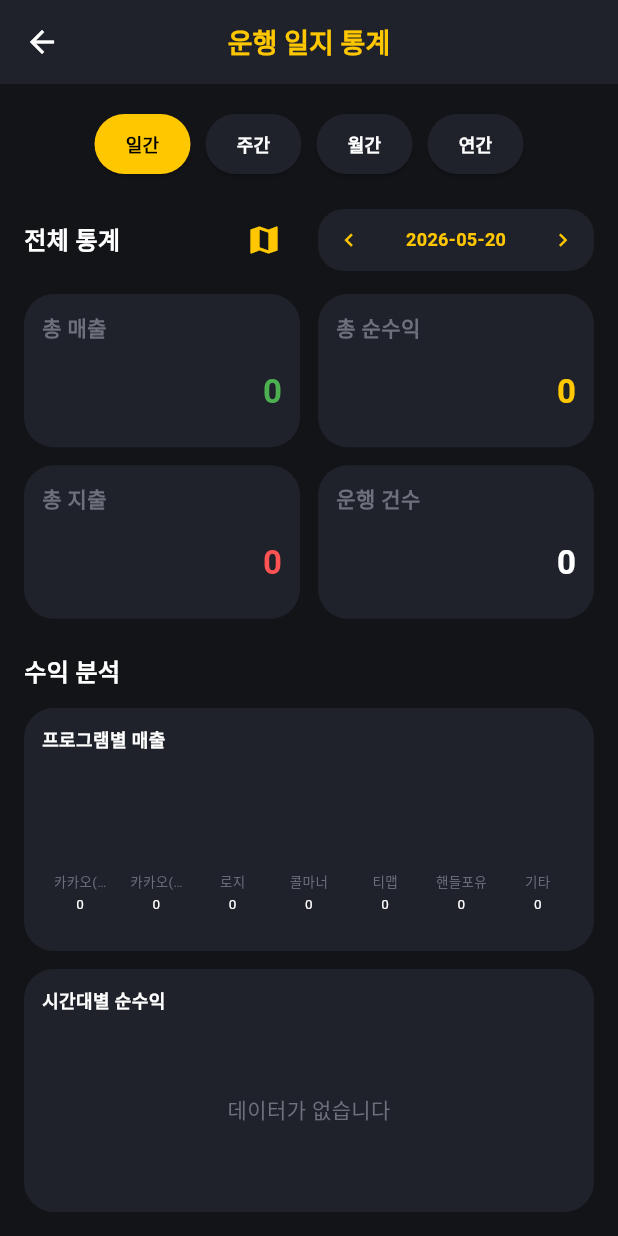
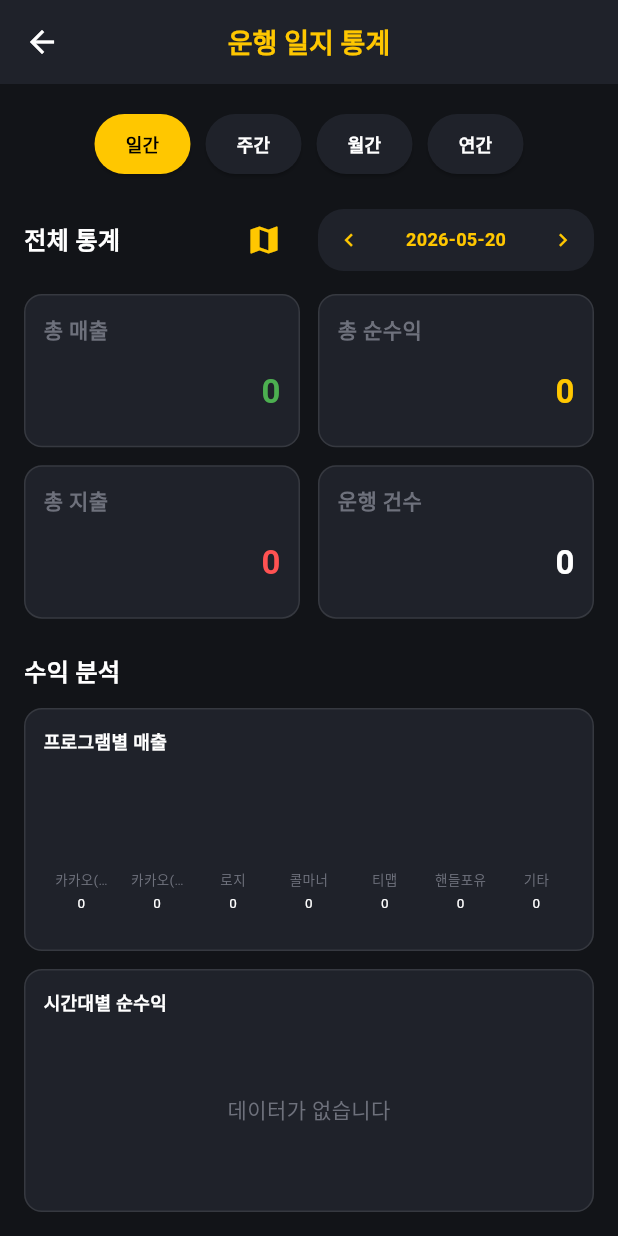
Before and after one commit to KIRA-hym/DbrosApp, a Flutter app: the StatsPage screen opened directly, on a phone screen of 412 x 824 dp. Run offline on Flutter 3.47's test engine with Material 3 defaults, Android fonts, the phone set to English and light mode, and no system bars; our stand-ins replace fl_chart, geocoding, geolocator, google_maps_flutter, image_picker, package_info_plus and 6 more; missing offline and left inert: android_intent_plus, flutter_file_dialog, flutter_overlay_window, google_mlkit_text_recognition, receive_sharing_intent, webview_flutter_android; accounts and stored records are empty; network calls fail; Roboto replaces fonts that are missing (GmarketSans); statements that could not run were skipped.

Commit message:
feat: 통계 펼침 좌측 레이아웃·섹션 테두리 스타일 통일
공통 UI (작성 화면 input group과 동일)
- lib/widgets/bordered_section.dart: 배경 #1F222A, radius 12, 테두리 white10 (신규)
- lib/screens/home_page.dart: 오늘 요약·퀵액션·최근일지·유튜브 카드에 테두리 적용
- lib/widgets/home_daily_charts_panel.dart: 일별 차트 카드 테두리 적용
- lib/screens/stats_page.dart: 통계 카드·차트 패널 테두리 적용
- lib/screens/settings_page.dart: 설정 그룹·버전·백업 등 카드 테두리 적용

통계 (펼침 expanded)
- lib/screens/stats_page.dart: 왼쪽 열 — 「전체 통계」·지도+조회조건 우측 정렬
- 총매출/총순수익/총지출/근무일수·운행건수(또는 운행건수)를 둥근 테두리 카드 4장 세로 배치, 카드 안 제목 좌·금액 우
- 오른쪽 열: 수익 분석 + 그래프 2개 상하 (BorderedSection)
- 접힌·일반: 2×2 통계 그리드 + 차트는 기존 구조 유지, 테두리만 통일

Co-authored-by: Cursor <cursoragent@cursor.com>

```diff
--- a/lib/screens/stats_page.dart
+++ b/lib/screens/stats_page.dart
@@ -7,6 +7,7 @@ import 'package:http/http.dart' as http;
 import 'package:intl/intl.dart';
 import '../services/db_helper.dart';
 import '../config/feature_flags.dart';
+import '../widgets/bordered_section.dart';
 import '../utils/responsive_layout.dart';
 import '../widgets/responsive_body.dart';
 
@@ -611,25 +612,11 @@ class _StatsPageState extends State<StatsPage> {
                             children: [
                               Expanded(
                                 flex: 5,
-                                child: Column(
-                                  crossAxisAlignment: CrossAxisAlignment.stretch,
-                                  children: [
-                                    _buildStatsHeaderRow(
-                                      compact: compact,
+                                child: _buildExpandedStatsLeftColumn(
                                   sectionTitleFontSize: sectionTitleFontSize,
-                                    ),
-                                    SizedBox(height: gapMd),
-                                    Expanded(
-                                      child: GridView.count(
-                                        crossAxisCount: 2,
-                                        crossAxisSpacing: cardGap,
-                                        mainAxisSpacing: cardGap,
-                                        childAspectRatio: 1.35,
-                                        physics: const NeverScrollableScrollPhysics(),
-                                        children: statCards,
-                                      ),
-                                    ),
-                                  ],
+                                  statCardTitleFontSize: statCardTitleFontSize,
+                                  statCardValueFontSize: statCardValueFontSize,
+                                  cardGap: cardGap,
                                 ),
                               ),
                               SizedBox(width: gapMd),
@@ -649,9 +636,13 @@ class _StatsPageState extends State<StatsPage> {
                                       ),
                                     ),
                                     SizedBox(height: gapBetweenCharts),
-                                    Expanded(child: _buildProgramChart(chartTitleFontSize)),
+                                    Expanded(
+                                      child: _buildChartPanel(_buildProgramChart(chartTitleFontSize)),
+                                    ),
                                     SizedBox(height: gapBetweenCharts),
-                                    Expanded(child: _buildSecondChart(chartTitleFontSize)),
+                                    Expanded(
+                                      child: _buildChartPanel(_buildSecondChart(chartTitleFontSize)),
+                                    ),
                                   ],
                                 ),
                               ),
@@ -693,16 +684,24 @@ class _StatsPageState extends State<StatsPage> {
                               ? Row(
                                   crossAxisAlignment: CrossAxisAlignment.stretch,
                                   children: [
-                                    Expanded(child: _buildProgramChart(chartTitleFontSize)),
+                                    Expanded(
+                                      child: _buildChartPanel(_buildProgramChart(chartTitleFontSize)),
+                                    ),
                                     SizedBox(width: gapBetweenCharts),
-                                    Expanded(child: _buildSecondChart(chartTitleFontSize)),
+                                    Expanded(
+                                      child: _buildChartPanel(_buildSecondChart(chartTitleFontSize)),
+                                    ),
                                   ],
                                 )
                               : Column(
                                   children: [
-                                    Expanded(child: _buildProgramChart(chartTitleFontSize)),
+                                    Expanded(
+                                      child: _buildChartPanel(_buildProgramChart(chartTitleFontSize)),
+                                    ),
                                     SizedBox(height: gapBetweenCharts),
-                                    Expanded(child: _buildSecondChart(chartTitleFontSize)),
+                                    Expanded(
+                                      child: _buildChartPanel(_buildSecondChart(chartTitleFontSize)),
+                                    ),
                                   ],
                                 ),
                         ),
@@ -794,17 +793,47 @@ class _StatsPageState extends State<StatsPage> {
     );
   }
 
-  Widget _buildStatsHeaderRow({
-    required bool compact,
+  Widget _buildExpandedStatsLeftColumn({
     required double sectionTitleFontSize,
+    required double statCardTitleFontSize,
+    required double statCardValueFontSize,
+    required double cardGap,
   }) {
-    return Row(
-      crossAxisAlignment: CrossAxisAlignment.center,
-      children: [
-        Expanded(
-          child: Row(
-            children: [
-              Expanded(
+    final metrics = <({String title, String value, Color color})>[
+      (
+        title: '총 매출',
+        value: NumberFormat('#,###').format(_stats['totalRevenue'] ?? 0),
+        color: Colors.green,
+      ),
+      (
+        title: '총 순수익',
+        value: NumberFormat('#,###').format(_stats['totalNet'] ?? 0),
+        color: const Color(0xFFFFC700),
+      ),
+      (
+        title: '총 지출',
+        value: NumberFormat('#,###').format(_stats['totalExpenses'] ?? 0),
+        color: const Color(0xFFFF5252),
+      ),
+      if (_selectedPeriod != '일간')
+        (
+          title: '근무일수 / 운행건수',
+          value: '${_stats['workDays'] ?? 0} / ${_stats['totalCount'] ?? 0}',
+          color: Colors.white,
+        )
+      else
+        (
+          title: '운행 건수',
+          value: '${_stats['totalCount'] ?? 0}',
+          color: Colors.white,
+        ),
+    ];
+
+    return Column(
+      crossAxisAlignment: CrossAxisAlignment.stretch,
+      children: [
+        Align(
+          alignment: Alignment.centerRight,
           child: Text(
             '전체 통계',
             maxLines: 1,
@@ -817,6 +846,114 @@ class _StatsPageState extends State<StatsPage> {
             ),
           ),
         ),
+        const SizedBox(height: 8),
+        Align(
+          alignment: Alignment.centerRight,
+          child: Row(
+            mainAxisSize: MainAxisSize.min,
+            children: [
+              if (kMapFeaturesEnabled) ...[
+                IconButton(
+                  onPressed: _openRouteMap,
+                  icon: const Icon(Icons.map, color: Color(0xFFFFC700)),
+                  tooltip: '기간 경로 지도',
+                  padding: EdgeInsets.zero,
+                  constraints: const BoxConstraints.tightFor(width: 40, height: 40),
+                ),
+              ],
+              _buildDateSelector(),
+            ],
+          ),
+        ),
+        SizedBox(height: cardGap),
+        Expanded(
+          child: ListView.separated(
+            physics: const BouncingScrollPhysics(),
+            itemCount: metrics.length,
+            separatorBuilder: (_, __) => SizedBox(height: cardGap),
+            itemBuilder: (context, index) {
+              final m = metrics[index];
+              return _statMetricRowCard(
+                title: m.title,
+                value: m.value,
+                valueColor: m.color,
+                titleFontSize: statCardTitleFontSize,
+                valueFontSize: statCardValueFontSize,
+              );
+            },
+          ),
+        ),
+      ],
+    );
+  }
+
+  Widget _statMetricRowCard({
+    required String title,
+    required String value,
+    required Color valueColor,
+    required double titleFontSize,
+    required double valueFontSize,
+  }) {
+    return Container(
+      decoration: BorderedSection.decoration(),
+      padding: const EdgeInsets.symmetric(horizontal: 14, vertical: 14),
+      child: Row(
+        crossAxisAlignment: CrossAxisAlignment.center,
+        children: [
+          Expanded(
+            child: Text(
+              title,
+              maxLines: 2,
+              overflow: TextOverflow.ellipsis,
+              style: TextStyle(
+                color: const Color(0xFF6E717C),
+                fontWeight: FontWeight.bold,
+                fontSize: titleFontSize,
+              ),
+            ),
+          ),
+          const SizedBox(width: 8),
+          Flexible(
+            child: Text(
+              value,
+              maxLines: 1,
+              overflow: TextOverflow.ellipsis,
+              textAlign: TextAlign.right,
+              style: TextStyle(
+                color: valueColor,
+                fontWeight: FontWeight.bold,
+                fontSize: valueFontSize,
+              ),
+            ),
+          ),
+        ],
+      ),
+    );
+  }
+
+  Widget _buildStatsHeaderRow({
+    required bool compact,
+    required double sectionTitleFontSize,
+  }) {
+    return Row(
+      crossAxisAlignment: CrossAxisAlignment.center,
+      children: [
+        Expanded(
+          child: Row(
+            children: [
+              Expanded(
+                child: Text(
+                  '전체 통계',
+                  maxLines: 1,
+                  overflow: TextOverflow.ellipsis,
+                  style: TextStyle(
+                    fontFamily: 'GmarketSans',
+                    color: Colors.white,
+                    fontWeight: FontWeight.w700,
+                    fontSize: sectionTitleFontSize,
+                  ),
+                ),
+              ),
               if (kMapFeaturesEnabled) ...[
                 IconButton(
                   onPressed: _openRouteMap,
@@ -845,7 +982,7 @@ class _StatsPageState extends State<StatsPage> {
   Widget _statCard(String title, String value, Color color, double titleFontSize, double valueFontSize) {
     return Container(
       padding: EdgeInsets.all(math.min(12, titleFontSize)),
-      decoration: BoxDecoration(color: const Color(0xFF1F222A), borderRadius: BorderRadius.circular(20)),
+      decoration: BorderedSection.decoration(),
       child: Column(
         crossAxisAlignment: CrossAxisAlignment.start,
         mainAxisAlignment: MainAxisAlignment.center,
@@ -878,16 +1015,11 @@ class _StatsPageState extends State<StatsPage> {
   }
 
   Widget _buildProgramChart(double titleFontSize) {
-    return Container(
-      decoration: BoxDecoration(color: const Color(0xFF1F222A), borderRadius: BorderRadius.circular(20)),
-      child: Padding(
-        padding: const EdgeInsets.all(12),
-        child: Column(
-          crossAxisAlignment: CrossAxisAlignment.start,
-          mainAxisSize: MainAxisSize.min,
+    return Column(
+      crossAxisAlignment: CrossAxisAlignment.stretch,
       children: [
         Text(
-              "프로그램별 매출",
+          '프로그램별 매출',
           maxLines: 1,
           overflow: TextOverflow.ellipsis,
           style: TextStyle(color: Colors.white, fontWeight: FontWeight.bold, fontSize: titleFontSize),
@@ -895,50 +1027,48 @@ class _StatsPageState extends State<StatsPage> {
         const SizedBox(height: 8),
         Expanded(
           child: ClipRRect(
-                borderRadius: BorderRadius.circular(12),
+            borderRadius: BorderRadius.circular(8),
             child: _chartData.isEmpty
                 ? const Center(child: Text('데이터가 없습니다', style: TextStyle(color: Color(0xFF6E717C))))
                 : _buildBarChart(_chartData, 'program', 'revenue'),
           ),
         ),
       ],
-        ),
-      ),
     );
   }
 
   Widget _buildSecondChart(double titleFontSize) {
-    String title = _selectedPeriod == "일간"
-        ? "시간대별 순수익"
-        : (_selectedPeriod == "주간"
-            ? "요일별 순수익 (근무일 기준)"
-            : (_selectedPeriod == "월간" ? "일자별 순수익 (근무일 기준)" : "월별 순수익 (근무일 기준)"));
-    return Container(
-      decoration: BoxDecoration(color: const Color(0xFF1F222A), borderRadius: BorderRadius.circular(20)),
-      child: Padding(
-        padding: const EdgeInsets.all(12),
-        child: Column(
-          crossAxisAlignment: CrossAxisAlignment.start,
-          mainAxisSize: MainAxisSize.min,
+    final title = _selectedPeriod == '일간'
+        ? '시간대별 순수익'
+        : (_selectedPeriod == '주간'
+            ? '요일별 순수익 (근무일 기준)'
+            : (_selectedPeriod == '월간' ? '일자별 순수익 (근무일 기준)' : '월별 순수익 (근무일 기준)'));
+    return Column(
+      crossAxisAlignment: CrossAxisAlignment.stretch,
       children: [
         Text(
           title,
-              maxLines: 1,
+          maxLines: 2,
           overflow: TextOverflow.ellipsis,
           style: TextStyle(color: Colors.white, fontWeight: FontWeight.bold, fontSize: titleFontSize),
         ),
         const SizedBox(height: 8),
         Expanded(
           child: ClipRRect(
-                borderRadius: BorderRadius.circular(12),
+            borderRadius: BorderRadius.circular(8),
             child: _secondChartData.isEmpty
                 ? const Center(child: Text('데이터가 없습니다', style: TextStyle(color: Color(0xFF6E717C))))
                 : _buildBarChart(_secondChartData, _getSecondChartKey(), 'revenue'),
           ),
         ),
       ],
-        ),
-      ),
+    );
+  }
+
+  Widget _buildChartPanel(Widget chart) {
+    return BorderedSection(
+      padding: const EdgeInsets.all(12),
+      child: chart,
     );
   }
 
--- /dev/null
+++ b/lib/widgets/bordered_section.dart
@@ -0,0 +1,32 @@
+import 'package:flutter/material.dart';
+
+/// 작성 화면 [_buildInputGroup] 과 동일한 영역 테두리 스타일.
+class BorderedSection extends StatelessWidget {
+  const BorderedSection({
+    super.key,
+    required this.child,
+    this.padding,
+    this.borderRadius = 12,
+  });
+
+  final Widget child;
+  final EdgeInsetsGeometry? padding;
+  final double borderRadius;
+
+  static BoxDecoration decoration({double borderRadius = 12}) {
+    return BoxDecoration(
+      color: const Color(0xFF1F222A),
+      borderRadius: BorderRadius.circular(borderRadius),
+      border: Border.all(color: Colors.white10),
+    );
+  }
+
+  @override
+  Widget build(BuildContext context) {
+    return Container(
+      decoration: decoration(borderRadius: borderRadius),
+      padding: padding ?? const EdgeInsets.all(16),
+      child: child,
+    );
+  }
+}
--- a/lib/widgets/home_daily_charts_panel.dart
+++ b/lib/widgets/home_daily_charts_panel.dart
@@ -3,6 +3,7 @@ import 'package:fl_chart/fl_chart.dart';
 import 'package:intl/intl.dart';
 
 import '../services/daily_chart_data.dart';
+import 'bordered_section.dart';
 import '../utils/work_date_utils.dart';
 
 /// 펼침 홈 왼쪽 열: 오늘(근무일) 프로그램·시간대 파이 차트.
@@ -77,10 +78,7 @@ class HomeDailyChartsPanelState extends State<HomeDailyChartsPanel> {
     required String labelKey,
   }) {
     return Container(
-      decoration: BoxDecoration(
-        color: const Color(0xFF1F222A),
-        borderRadius: BorderRadius.circular(16),
-      ),
+      decoration: BorderedSection.decoration(),
       padding: const EdgeInsets.all(12),
       child: Column(
         crossAxisAlignment: CrossAxisAlignment.start,
```
Also changed, not shown: lib/screens/home_page.dart (+14 -16 lines), lib/screens/settings_page.dart (+9 -11 lines). Lines whose indentation alone changed are shown as unchanged.
